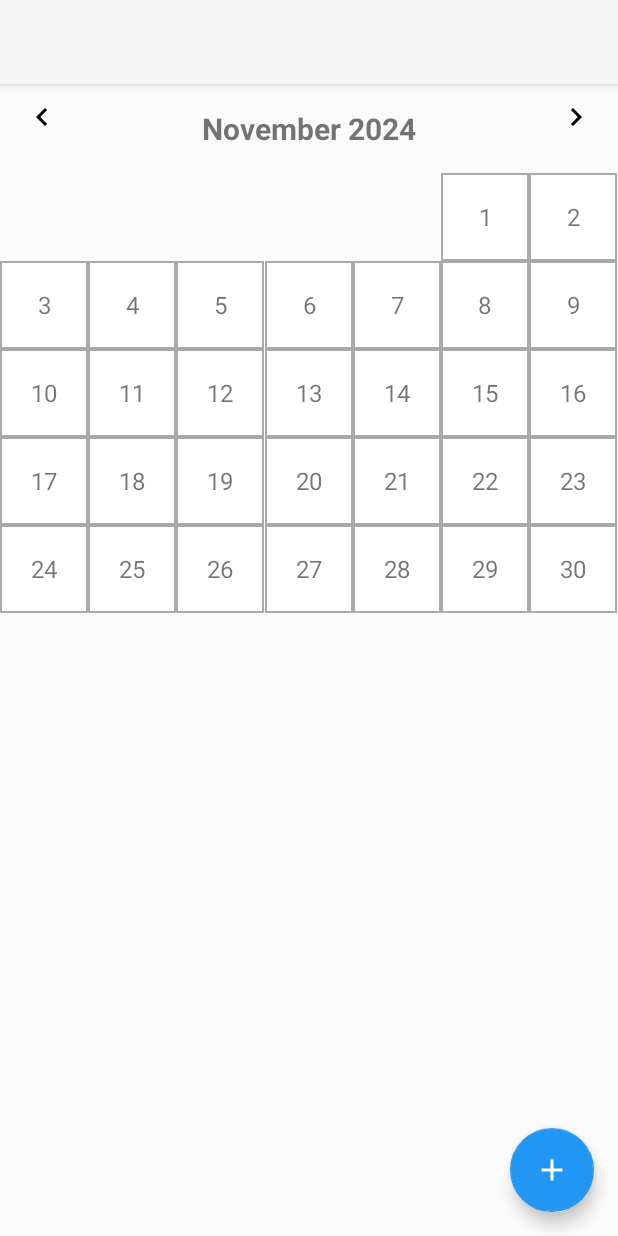
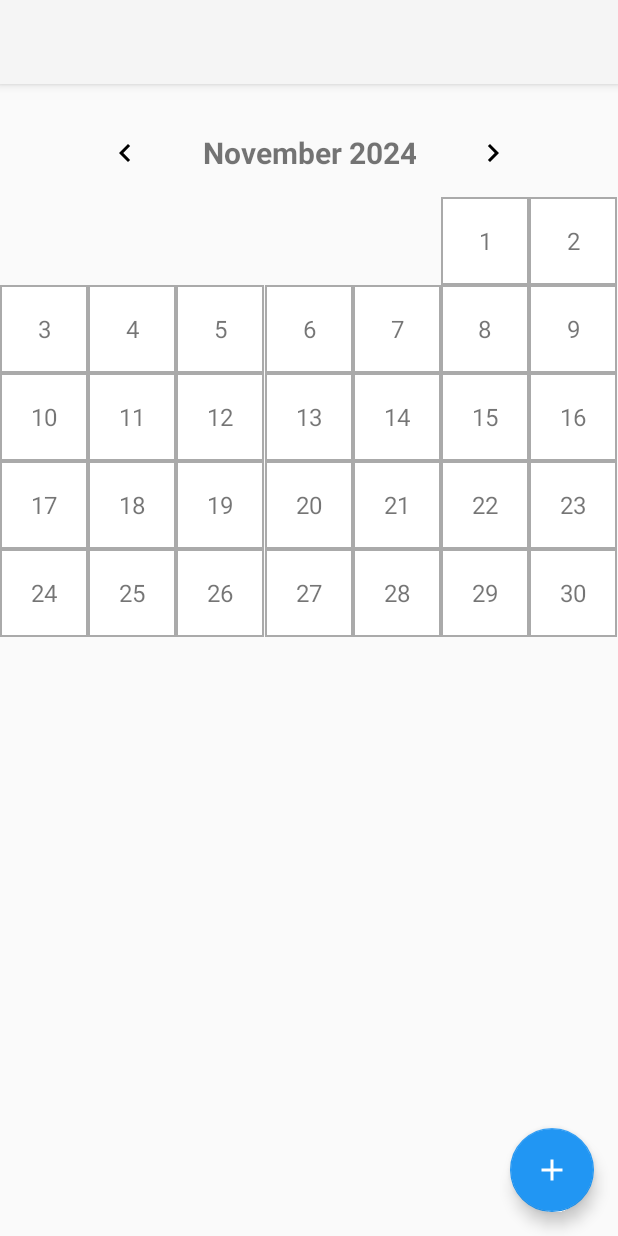
Before and after one commit to bhrtgbrt/Finalproject, an Android app: the screen it shows after launch (MainActivity), on a phone screen of 412 x 824 dp. Run offline under Robolectric (Android 15) with nearby library versions, the phone set to English and light mode, and no system bars.

Commit message:
1119 新增事件頁面的返回按鈕，修復主畫面顯示錯誤

```diff
--- a/app/src/main/res/layout/activity_main.xml
+++ b/app/src/main/res/layout/activity_main.xml
@@ -15,9 +15,10 @@
         android:background="@null"
         android:src="@drawable/ic_arrow_left"
         app:layout_constraintStart_toStartOf="parent"
-        app:layout_constraintTop_toTopOf="parent"
+        app:layout_constraintEnd_toStartOf="@id/tvMonthYear"
+        app:layout_constraintTop_toTopOf="@id/tvMonthYear"
         app:layout_constraintBottom_toBottomOf="@id/tvMonthYear"
-        android:layout_marginStart="16dp" />
+        android:layout_marginStart="32dp" />
 
     <!-- 月份與年份 -->
     <TextView
@@ -27,11 +28,12 @@
         android:text="Month Year"
         android:textSize="20sp"
         android:textStyle="bold"
+        android:gravity="center"
         app:layout_constraintStart_toEndOf="@id/btnPrevious"
         app:layout_constraintEnd_toStartOf="@id/btnNext"
         app:layout_constraintTop_toTopOf="parent"
-        app:layout_constraintBottom_toTopOf="@+id/calendarRecyclerView"
-        android:layout_marginTop="16dp" />
+        app:layout_constraintHorizontal_chainStyle="packed"
+        android:layout_marginTop="32dp" />
 
     <!-- 右箭頭 -->
     <ImageButton
@@ -40,10 +42,11 @@
         android:layout_height="wrap_content"
         android:background="@null"
         android:src="@drawable/ic_arrow_right"
+        app:layout_constraintStart_toEndOf="@id/tvMonthYear"
         app:layout_constraintEnd_toEndOf="parent"
-        app:layout_constraintTop_toTopOf="parent"
+        app:layout_constraintTop_toTopOf="@id/tvMonthYear"
         app:layout_constraintBottom_toBottomOf="@id/tvMonthYear"
-        android:layout_marginEnd="16dp" />
+        android:layout_marginEnd="32dp" />
 
     <!-- 日曆 RecyclerView -->
     <androidx.recyclerview.widget.RecyclerView
```
Also changed, not shown: app/src/main/java/com/example/finalproject/AddTodoActivity.kt (+9 -0 lines), app/src/main/res/drawable/ic_arrow_back.xml (added, +10 -0 lines), app/src/main/res/layout/activity_add_todo.xml (+16 -10 lines), 1 other file.
